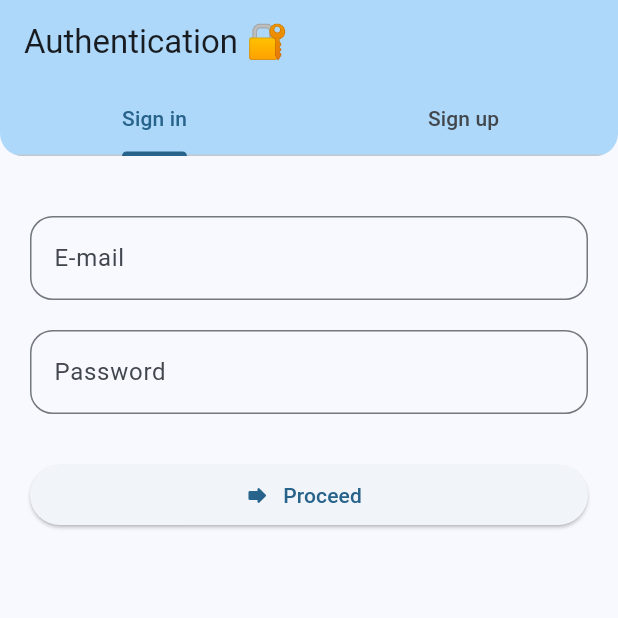
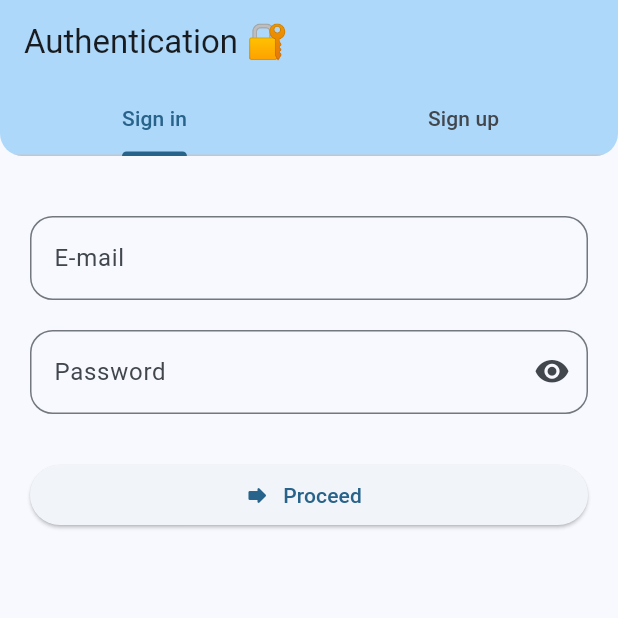
Before and after one commit to metaspook/su_research_and_thesis_book, a Flutter app: the screen it shows after launch, on a phone screen of 412 x 824 dp, the top half of it. Run offline on Flutter 3.47's test engine with Material 2 defaults, Android fonts, the phone set to English and light mode, and no system bars; our stand-ins replace bloc, cached_network_image, connectivity_plus, equatable, file_picker, firebase_auth and 9 more; missing offline and left inert: flutter_cached_pdfview; accounts and stored records are empty; generated files the repository leaves out were written again; Roboto replaces fonts that are missing (Ubuntu); key blocks and very long unbroken strings in the code were emptied for the run.

Commit message:
update view, bloc signIn, signUp

```diff
--- a/lib/modules/auth/sign_in/bloc/sign_in_event.dart
+++ b/lib/modules/auth/sign_in/bloc/sign_in_event.dart
@@ -17,6 +17,10 @@ final class SignInEdited extends SignInEvent {
   List<Object?> get props => [email, password];
 }
 
+final class SignInObscurePasswordToggled extends SignInEvent {
+  const SignInObscurePasswordToggled();
+}
+
 final class SignInProceeded extends SignInEvent {
   const SignInProceeded();
 }
--- a/lib/modules/auth/sign_in/bloc/sign_in_state.dart
+++ b/lib/modules/auth/sign_in/bloc/sign_in_state.dart
@@ -8,25 +8,28 @@ final class SignInState extends Equatable {
     this.statusMsg = '',
     this.email = '',
     this.password = '',
+    this.obscurePassword = true,
   });
 
   final SignInStatus status;
   final String statusMsg;
-
   final String email;
   final String password;
+  final bool obscurePassword;
 
   SignInState copyWith({
     SignInStatus? status,
     String? statusMsg,
     String? email,
     String? password,
+    bool? obscurePassword,
   }) {
     return SignInState(
       status: status ?? this.status,
       statusMsg: statusMsg ?? this.statusMsg,
       email: email ?? this.email,
       password: password ?? this.password,
+      obscurePassword: obscurePassword ?? this.obscurePassword,
     );
   }
 
@@ -37,6 +40,7 @@ final class SignInState extends Equatable {
       statusMsg,
       email,
       password,
+      obscurePassword,
     ];
   }
 }
--- a/lib/modules/auth/sign_in/view/sign_in_view.dart
+++ b/lib/modules/auth/sign_in/view/sign_in_view.dart
@@ -23,6 +23,14 @@ class _SignInViewState extends State<SignInView> {
   // FocusNodes
   final _emailFocusNode = FocusNode();
   final _passwordFocusNode = FocusNode();
+
+  @override
+  void initState() {
+    super.initState();
+    // Restore form state.
+    _emailController.text = context.read<SignInBloc>().state.email;
+    _passwordController.text = context.read<SignInBloc>().state.password;
+  }
 
   @override
   void dispose() {
@@ -57,24 +65,45 @@ class _SignInViewState extends State<SignInView> {
               onFieldSubmitted: _emailFocusNode.onSubmitted,
               keyboardType: TextInputType.emailAddress,
               decoration: const InputDecoration(
+                border: AppThemes.outlineInputBorder,
                 label: Text('E-mail'),
-                border: AppThemes.outlineInputBorder,
               ),
               onChanged: (value) => bloc.add(SignInEdited(email: value)),
             ),
             const SizedBox(height: 20),
             // Password
-            TextFormField(
+            Builder(
+              builder: (context) {
+                final isEmptyPassword = context
+                    .select((SignInBloc bloc) => bloc.state.password.isEmpty);
+                final obscurePassword = context
+                    .select((SignInBloc bloc) => bloc.state.obscurePassword);
+
+                return TextFormField(
                   controller: _passwordController,
                   focusNode: _passwordFocusNode,
                   validator: Validator.password,
                   onFieldSubmitted: _passwordFocusNode.onSubmitted,
                   keyboardType: TextInputType.visiblePassword,
-              decoration: const InputDecoration(
-                label: Text('Password'),
+                  obscureText: obscurePassword,
+                  decoration: InputDecoration(
                     border: AppThemes.outlineInputBorder,
+                    label: const Text('Password'),
+                    suffixIcon: IconButton(
+                      onPressed: isEmptyPassword
+                          ? null
+                          : () =>
+                              bloc.add(const SignInObscurePasswordToggled()),
+                      icon: Icon(
+                        obscurePassword
+                            ? Icons.visibility_rounded
+                            : Icons.visibility_off_rounded,
+                      ),
+                    ),
                   ),
                   onChanged: (value) => bloc.add(SignInEdited(password: value)),
+                );
+              },
             ),
             const SizedBox(height: 30),
 
--- a/lib/modules/auth/sign_up/bloc/sign_up_event.dart
+++ b/lib/modules/auth/sign_up/bloc/sign_up_event.dart
@@ -37,6 +37,10 @@ final class SignUpFormLoaded extends SignUpEvent {
   const SignUpFormLoaded();
 }
 
+final class SignUpObscurePasswordToggled extends SignUpEvent {
+  const SignUpObscurePasswordToggled();
+}
+
 final class SignUpProceeded extends SignUpEvent {
   const SignUpProceeded();
 }
--- a/lib/modules/auth/sign_up/bloc/sign_up_state.dart
+++ b/lib/modules/auth/sign_up/bloc/sign_up_state.dart
@@ -13,6 +13,7 @@ final class SignUpState extends Equatable {
     this.role = '',
     this.roles = const <String>[],
     this.photoPath = '',
+    this.obscurePassword = true,
   });
 
   final SignUpStatus status;
@@ -24,6 +25,7 @@ final class SignUpState extends Equatable {
   final String role;
   final List<String> roles;
   final String photoPath;
+  final bool obscurePassword;
 
   SignUpState copyWith({
     SignUpStatus? status,
@@ -35,6 +37,7 @@ final class SignUpState extends Equatable {
     String? role,
     List<String>? roles,
     String? photoPath,
+    bool? obscurePassword,
   }) {
     return SignUpState(
       status: status ?? this.status,
@@ -46,6 +49,7 @@ final class SignUpState extends Equatable {
       role: role ?? this.role,
       roles: roles ?? this.roles,
       photoPath: photoPath ?? this.photoPath,
+      obscurePassword: obscurePassword ?? this.obscurePassword,
     );
   }
 
@@ -61,6 +65,7 @@ final class SignUpState extends Equatable {
       role,
       roles,
       photoPath,
+      obscurePassword,
     ];
   }
 }
```
Also changed, not shown: lib/modules/auth/sign_in/bloc/sign_in_bloc.dart (+8 -0 lines), lib/modules/auth/sign_up/bloc/sign_up_bloc.dart (+8 -0 lines), lib/modules/auth/sign_up/view/sign_up_view.dart (+30 -2 lines). Lines whose indentation alone changed are shown as unchanged.
